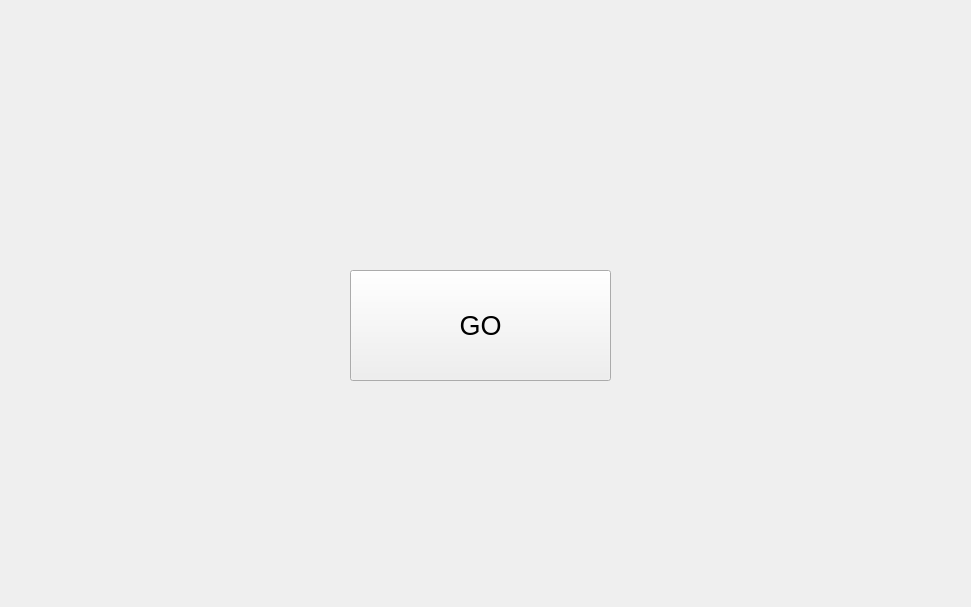
vikkiorrikki/Colorist, file widget.ui: the form before one commit.
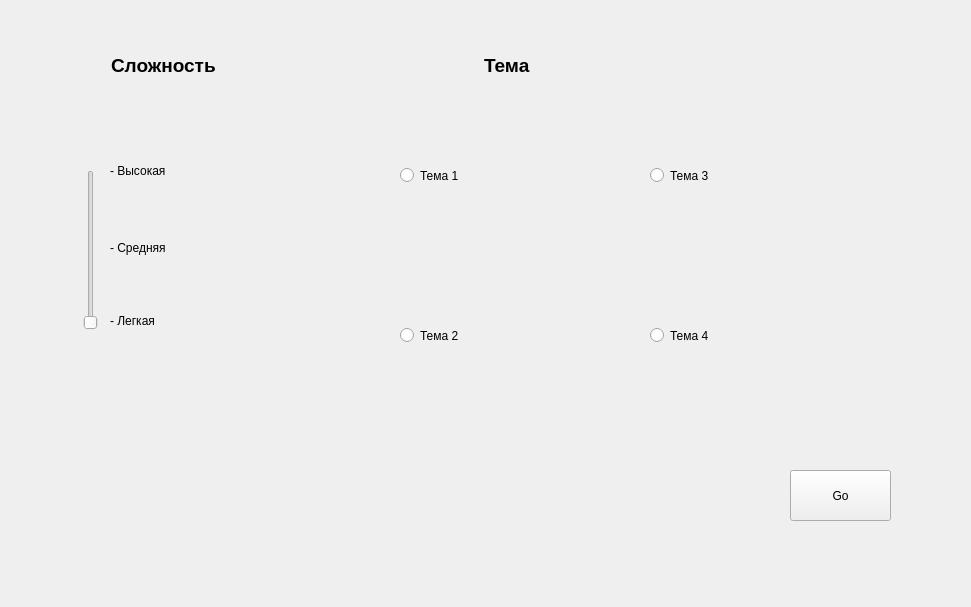
The form after the commit. The open tabs and pages were chosen to show the change.

Commit message: создание GUI

```diff
--- a/widget.ui
+++ b/widget.ui
@@ -11,7 +11,10 @@
    </rect>
   </property>
   <property name="windowTitle">
-   <string>Widget</string>
+   <string>Colorist (:</string>
+  </property>
+  <property name="autoFillBackground">
+   <bool>false</bool>
   </property>
   <widget class="QStackedWidget" name="stackedWidget">
    <property name="geometry">
@@ -22,14 +25,182 @@
      <height>581</height>
     </rect>
    </property>
+   <property name="currentIndex">
+    <number>1</number>
+   </property>
+   <widget class="QWidget" name="page_4">
+    <widget class="QRadioButton" name="rdBtnTheme_1">
+     <property name="geometry">
+      <rect>
+       <x>390</x>
+       <y>110</y>
+       <width>211</width>
+       <height>111</height>
+      </rect>
+     </property>
+     <property name="styleSheet">
+      <string notr="true"/>
+     </property>
+     <property name="text">
+      <string>Тема 1</string>
+     </property>
+    </widget>
+    <widget class="QRadioButton" name="rdBtnTheme_3">
+     <property name="geometry">
+      <rect>
+       <x>390</x>
+       <y>270</y>
+       <width>211</width>
+       <height>111</height>
+      </rect>
+     </property>
+     <property name="text">
+      <string>Тема 2</string>
+     </property>
+    </widget>
+    <widget class="QRadioButton" name="rdBtnTheme_2">
+     <property name="geometry">
+      <rect>
+       <x>640</x>
+       <y>110</y>
+       <width>211</width>
+       <height>111</height>
+      </rect>
+     </property>
+     <property name="text">
+      <string>Тема 3</string>
+     </property>
+    </widget>
+    <widget class="QRadioButton" name="rdBtnTheme_4">
+     <property name="geometry">
+      <rect>
+       <x>640</x>
+       <y>270</y>
+       <width>211</width>
+       <height>111</height>
+      </rect>
+     </property>
+     <property name="text">
+      <string>Тема 4</string>
+     </property>
+    </widget>
+    <widget class="QSlider" name="sldDificult">
+     <property name="geometry">
+      <rect>
+       <x>70</x>
+       <y>160</y>
+       <width>22</width>
+       <height>160</height>
+      </rect>
+     </property>
+     <property name="maximum">
+      <number>2</number>
+     </property>
+     <property name="orientation">
+      <enum>Qt::Vertical</enum>
+     </property>
+    </widget>
+    <widget class="QLabel" name="label">
+     <property name="geometry">
+      <rect>
+       <x>100</x>
+       <y>150</y>
+       <width>61</width>
+       <height>21</height>
+      </rect>
+     </property>
+     <property name="text">
+      <string>- Высокая</string>
+     </property>
+    </widget>
+    <widget class="QLabel" name="label_2">
+     <property name="geometry">
+      <rect>
+       <x>100</x>
+       <y>230</y>
+       <width>61</width>
+       <height>16</height>
+      </rect>
+     </property>
+     <property name="text">
+      <string>- Средняя</string>
+     </property>
+    </widget>
+    <widget class="QLabel" name="label_3">
+     <property name="geometry">
+      <rect>
+       <x>100</x>
+       <y>300</y>
+       <width>61</width>
+       <height>21</height>
+      </rect>
+     </property>
+     <property name="text">
+      <string>- Легкая</string>
+     </property>
+    </widget>
+    <widget class="QPushButton" name="btnStart">
+     <property name="geometry">
+      <rect>
+       <x>780</x>
+       <y>460</y>
+       <width>101</width>
+       <height>51</height>
+      </rect>
+     </property>
+     <property name="text">
+      <string>Go</string>
+     </property>
+    </widget>
+    <widget class="QWidget" name="">
+     <property name="geometry">
+      <rect>
+       <x>90</x>
+       <y>20</y>
+       <width>761</width>
+       <height>71</height>
+      </rect>
+     </property>
+     <layout class="QHBoxLayout" name="horizontalLayout">
+      <item>
+       <widget class="QLabel" name="label_8">
+        <property name="font">
+         <font>
+          <pointsize>14</pointsize>
+          <weight>75</weight>
+          <bold>true</bold>
+         </font>
+        </property>
+        <property name="text">
+         <string>Сложность</string>
+        </property>
+       </widget>
+      </item>
+      <item>
+       <widget class="QLabel" name="label_9">
+        <property name="font">
+         <font>
+          <pointsize>14</pointsize>
+          <weight>75</weight>
+          <bold>true</bold>
+         </font>
+        </property>
+        <property name="text">
+         <string>Тема</string>
+        </property>
+       </widget>
+      </item>
+     </layout>
+    </widget>
+   </widget>
    <widget class="QWidget" name="page_3">
     <widget class="QPushButton" name="pushButton">
      <property name="geometry">
       <rect>
-       <x>340</x>
-       <y>260</y>
-       <width>261</width>
-       <height>111</height>
+       <x>420</x>
+       <y>270</y>
+       <width>51</width>
+       <height>31</height>
       </rect>
      </property>
      <property name="font">
```
Left out of the diff: 75 changed lines with no effect on the pictures. The commit also changes 1 other file.
